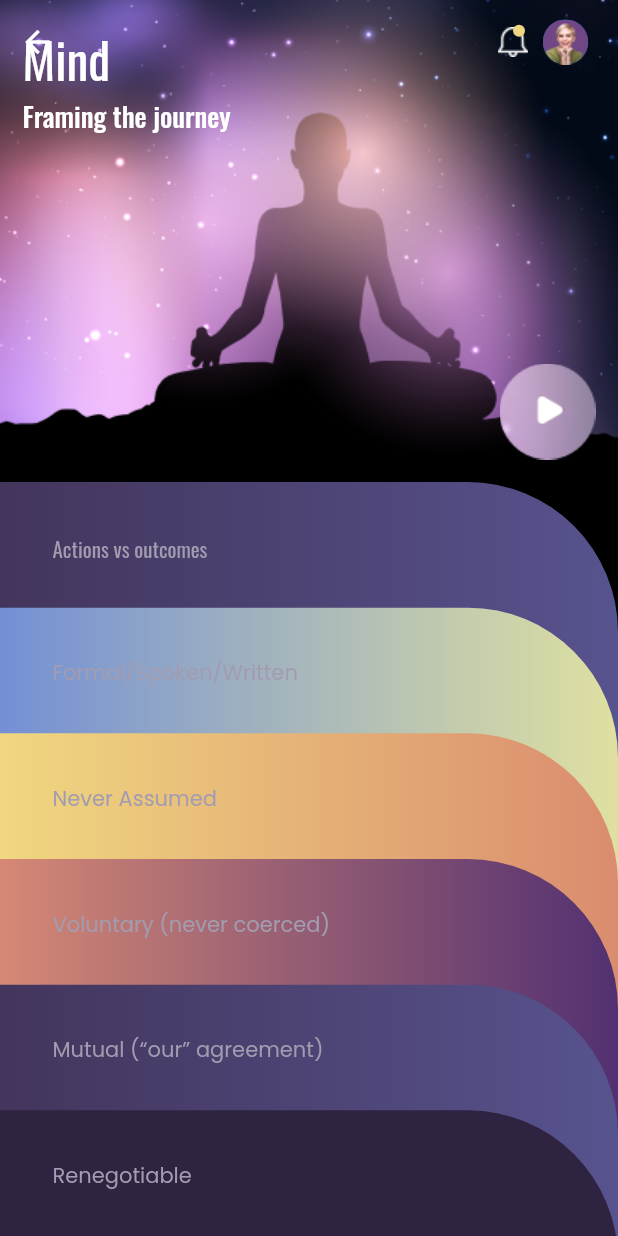
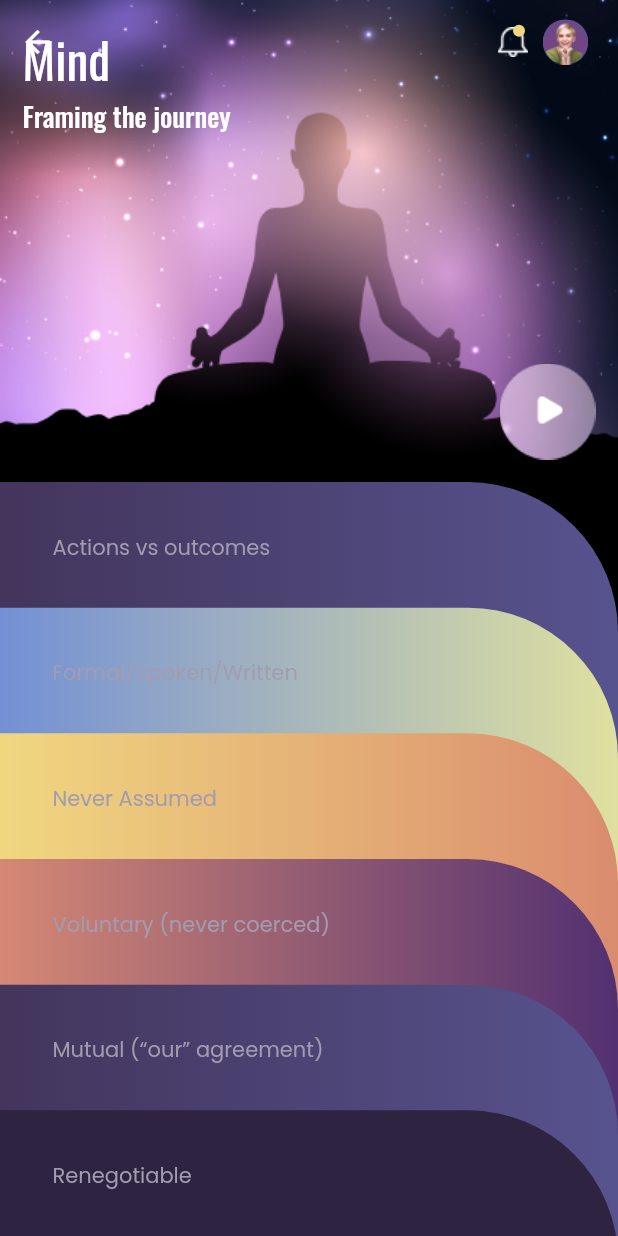
Before and after one commit to SparkoSol/be_ready_app, a Flutter app: the JourneyHomePage screen opened directly, on a phone screen of 412 x 824 dp. Run offline on Flutter 3.47's test engine with Material 2 defaults, Android fonts, the phone set to English and light mode, and no system bars; our stand-ins replace google_fonts; missing offline and left inert: reusables.

Commit message:
journey page

```diff
--- a/lib/src/base/assets.dart
+++ b/lib/src/base/assets.dart
@@ -10,6 +10,7 @@ class AppAssets {
   static const profileIcon = '$_path/profile_icon.png';
   static const journeyHome = '$_path/journey.png';
   static const playButton = '$_path/play.png';
+  static const playYellowButton = '$_path/play_yellow.png';
   static const skullIcon = '$_path/skull.png';
   static const heartyIcon = '$_path/hearty.png';
   static const graphIcon = '$_path/graph.png';
--- a/lib/src/components/auth/sign_in_page.dart
+++ b/lib/src/components/auth/sign_in_page.dart
@@ -88,7 +88,7 @@ class _SignInPageState extends State<SignInPage> {
                 ),
                 const OrWidget(),
                 SocialAuthButton(
-                  onTap: () {},
+                  onTap: () {AppNavigation.to(context, JourneyHomePage());},
                   platformImage: AppAssets.google,
                   platformName: 'Google',
                 ),
--- a/lib/src/components/journey/journey_page.dart
+++ b/lib/src/components/journey/journey_page.dart
@@ -1,4 +1,6 @@
 import 'package:be_ready_app/src/base/assets.dart';
+import 'package:be_ready_app/src/base/nav.dart';
+import 'package:be_ready_app/src/components/journey/journey_detail_page.dart';
 import 'package:be_ready_app/src/widgets/app_bar.dart';
 import 'package:flutter/material.dart';
 import 'package:google_fonts/google_fonts.dart';
@@ -70,26 +72,12 @@ class _JourneyHomePageState extends State<JourneyHomePage> {
               fit: StackFit.expand,
               clipBehavior: Clip.none,
               children: [
-                Container(
-                  decoration: const BoxDecoration(
-                    gradient: LinearGradient(colors: [
-                      Color(0xff43355C),
-                      Color(0xff57538E),
-                    ]),
-                    borderRadius: BorderRadius.only(
-                      topRight: Radius.circular(100),
-                    ),
-                  ),
-                  width: MediaQuery.of(context).size.width,
-                  height: positionScale * 2,
-                  padding:
-                      EdgeInsets.only(left: 35, top: (positionScale - 17) / 2),
-                  child: const Text(
-                    'Actions vs outcomes',
-                    style: TextStyle(
-                        color: Color(0xffA29CB1), fontWeight: FontWeight.w400),
-                  ),
-                ),
+                _buildContainer(
+                    colorStart: const Color(0xff43355C),
+                    colorEnd: const Color(0xff57538E),
+                    top: 0,
+                    text: 'Actions vs outcomes',
+                    height: positionScale),
                 _buildContainer(
                     height: positionScale,
                     colorStart: const Color(0xff7390D5),
@@ -137,8 +125,8 @@ class _JourneyHomePageState extends State<JourneyHomePage> {
   }) {
     return Positioned(
       top: top,
+      child: GestureDetector(
         child: Container(
-        // height: MediaQuery.of(context).size.height,
           height: height * 10,
           width: MediaQuery.of(context).size.width,
           padding: EdgeInsets.only(left: 35, top: (height - 17) / 2),
@@ -154,6 +142,10 @@ class _JourneyHomePageState extends State<JourneyHomePage> {
                 color: const Color(0xffA29CB1), fontWeight: FontWeight.w400),
           ),
         ),
+        onTap: () {
+          AppNavigation.to(context, JourneyDetailPage(pageTitle: text,));
+        },
+      ),
     );
   }
 }
```
Also changed, not shown: assets/images/play_yellow.png (added). Lines whose indentation alone changed are shown as unchanged.
